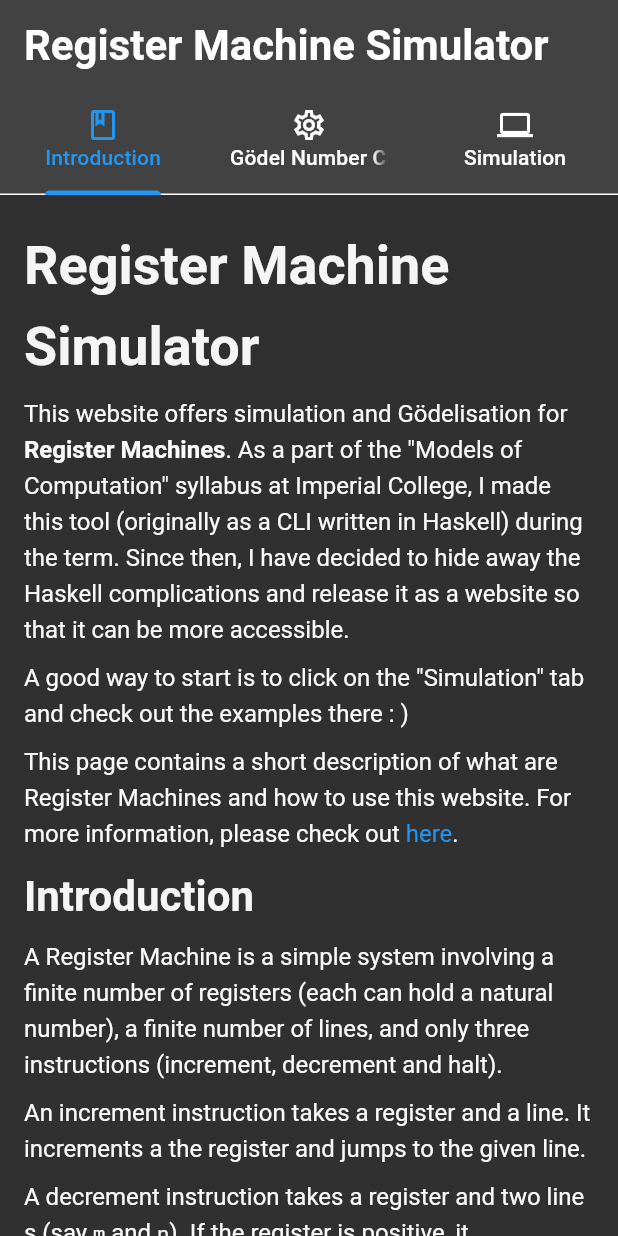
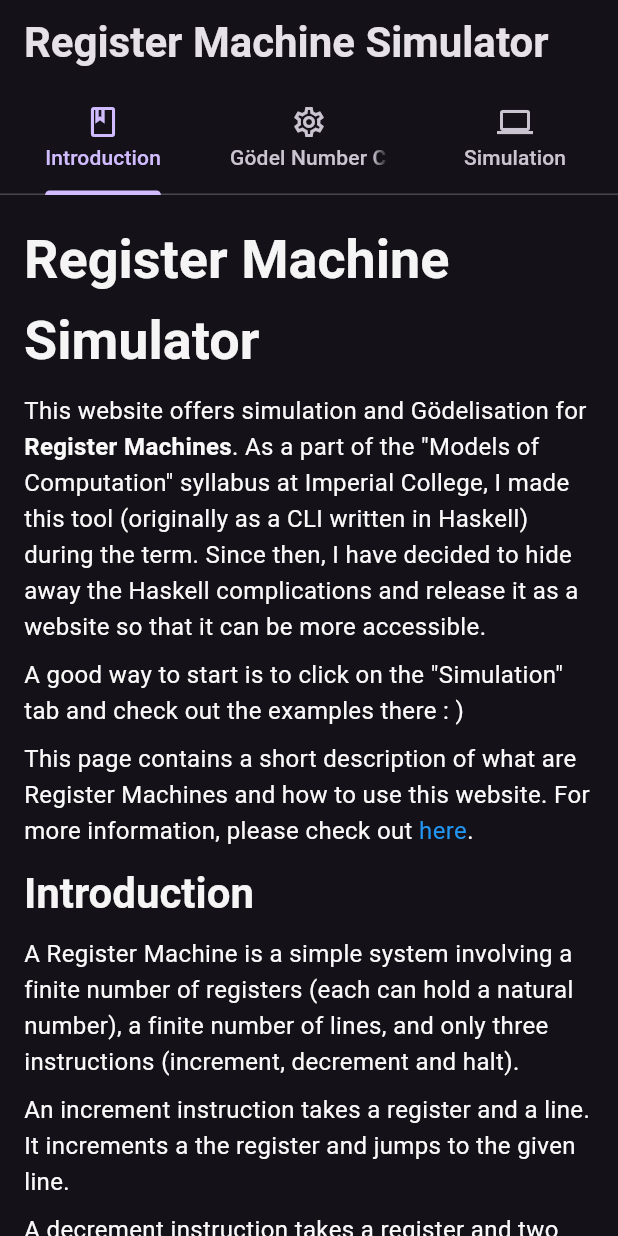
Before and after one commit to MMZK1526/rm_front_end, a Flutter app: the screen it shows after launch, tab 2 chosen, on a phone screen of 412 x 824 dp. Run offline on Flutter 3.47's test engine with Material 2 defaults, Android fonts, the phone set to English and light mode, and no system bars; our stand-ins replace dartz, flutter_markdown; missing offline and left inert: dart:html; network calls fail.

```diff
--- a/lib/main.dart
+++ b/lib/main.dart
@@ -9,8 +9,7 @@ void main() {
   runApp(const MyApp());
 }
 
-final theme = ThemeData.dark().copyWith(
-  useMaterial3: true,
+final theme = ThemeData.dark(useMaterial3: true).copyWith(
   inputDecorationTheme: const InputDecorationTheme(
     border: OutlineInputBorder(),
     contentPadding: EdgeInsets.symmetric(
```
Also changed, not shown: pubspec.yaml (+2 -49 lines).
